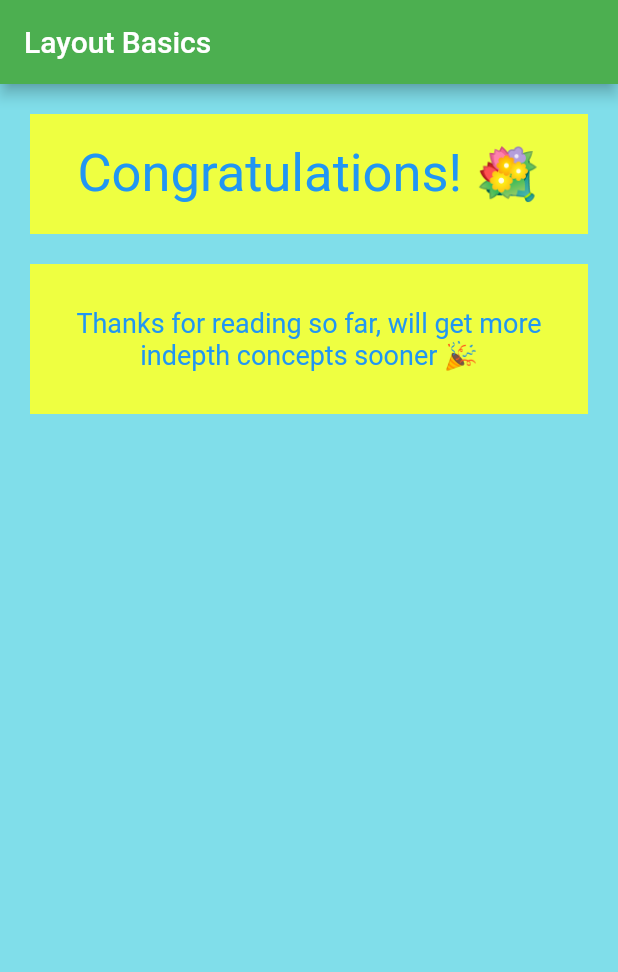
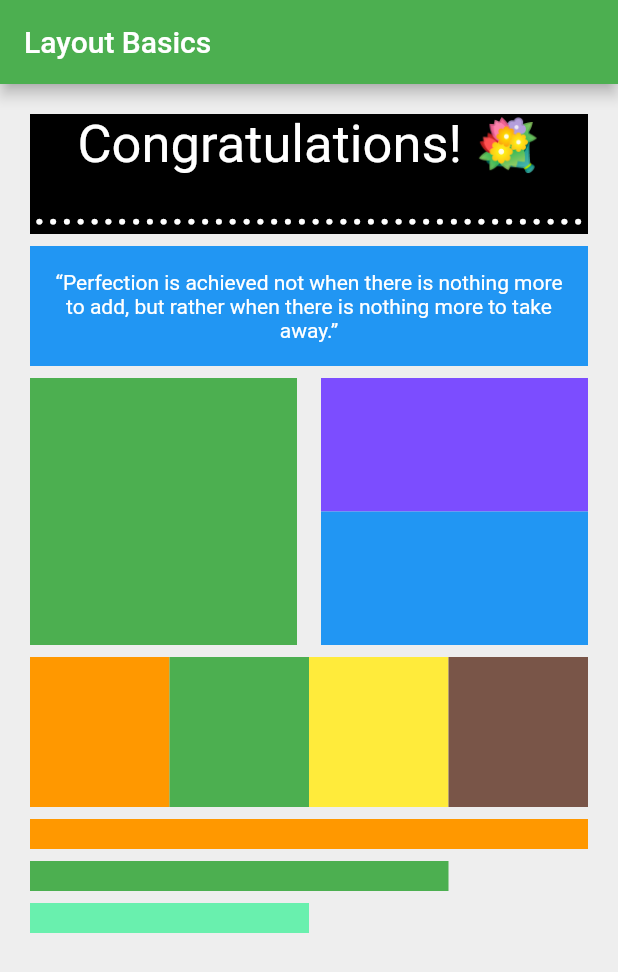
Before and after one commit to penumutchuprasad/BasicLayouts, a Flutter app: the screen it shows after launch, on a phone screen of 412 x 824 dp. Shown: the top 972 px of the screen. Run offline on Flutter 3.47's test engine with Material 2 defaults, Android fonts, the phone set to English and light mode, and no system bars.

Commit message:
finished simple layouts

```diff
--- /dev/null
+++ b/flutter_app/lib/Rows.dart
@@ -0,0 +1,189 @@
+import 'package:flutter/material.dart';
+
+class FirstRow extends StatelessWidget {
+  @override
+  Widget build(BuildContext context) {
+    return Container(
+        color: Colors.black,
+        height: 80,
+        child: Center(
+          child: Text(
+            "Congratulations! 💐 \n..........................................",
+            style: TextStyle(fontSize: 35, color: Colors.white),
+            textAlign: TextAlign.center,
+          ),
+        ));
+  }
+}
+
+class SecondRow extends StatelessWidget {
+  @override
+  Widget build(BuildContext context) {
+    return Container(
+        color: Colors.blue,
+        height: 80,
+        width: double.infinity,
+        child: Center(
+            child: Container(
+          padding: EdgeInsets.all(12),
+          child: Text(
+            "“Perfection is achieved not when there is nothing more to add, but rather when there is nothing more to take away.”",
+            style: TextStyle(fontSize: 14, color: Colors.white),
+            textAlign: TextAlign.center,
+          ),
+        )));
+  }
+}
+
+class ThirdRow extends StatelessWidget {
+  @override
+  Widget build(BuildContext context) {
+    return Row(
+      children: [
+        Expanded(
+          child: AspectRatio(
+            aspectRatio: 1 / 1,
+            child: Container(
+              color: Colors.green,
+            ),
+          ),
+        ),
+        Container(
+          width: 16,
+        ),
+        Expanded(
+          child: AspectRatio(
+              aspectRatio: 1 / 1,
+              child: Column(
+                children: [
+                  Expanded(
+                    child: Container(
+                      color: Colors.deepPurpleAccent,
+                    ),
+                  ),
+                  Expanded(
+                    child: Container(
+                      color: Colors.blue,
+                    ),
+                  )
+                ],
+              )),
+        )
+      ],
+    );
+  }
+}
+
+class FourthRow extends StatelessWidget {
+  @override
+  Widget build(BuildContext context) {
+    return Container(
+      height: 100,
+      child: Row(
+        children: [
+          Expanded(
+            child: Container(
+              color: Colors.orange,
+            ),
+          ),
+          Expanded(
+            child: Container(
+              color: Colors.green,
+            ),
+          ),
+          Expanded(
+            child: Container(
+              color: Colors.yellow,
+            ),
+          ),
+          Expanded(
+            child: Container(
+              color: Colors.brown,
+            ),
+          ),
+        ],
+      ),
+    );
+  }
+}
+
+class FifthRow extends StatelessWidget {
+  @override
+  Widget build(BuildContext context) {
+    return Container(
+        height: 80,
+        child: Column(
+          crossAxisAlignment: CrossAxisAlignment.start,
+          children: [
+            FractionallySizedBox(
+              alignment: Alignment.centerLeft,
+              widthFactor: 1.0,
+              child: Container(
+                height: 20,
+                color: Colors.orange,
+              ),
+            ),
+            Padding(
+              padding: EdgeInsets.only(top: 8),
+            ),
+            FractionallySizedBox(
+              alignment: Alignment.centerLeft,
+              widthFactor: 0.75,
+              child: Container(
+                height: 20,
+                color: Colors.green,
+              ),
+            ),
+            Padding(
+              padding: EdgeInsets.only(top: 8),
+            ),
+            FractionallySizedBox(
+              alignment: Alignment.centerLeft,
+              widthFactor: 0.50,
+              child: Container(
+                height: 20,
+                color: Colors.greenAccent,
+              ),
+            ),
+          ],
+        ));
+  }
+}
+
+/*
+  @override
+  Widget build(BuildContext context) {
+    return MaterialApp(
+      title: 'Flutter Demo',
+      theme: ThemeData(
+        primarySwatch: Colors.blue,
+      ),
+      home: Scaffold(
+        appBar: AppBar(
+          backgroundColor: Colors.green,
+          title: Text("Layout Basics"),
+        ),
+        body: Container(
+          color: Colors.cyan[200],
+          height: double.infinity,
+          width: double.infinity,
+          child: Column(
+            crossAxisAlignment: CrossAxisAlignment.start,
+            children: [
+              FirstRow(),
+              Padding(padding: EdgeInsets.only(top: 16)),
+              SecondRow(),
+              Padding(padding: EdgeInsets.only(top: 16)),
+              ThirdRow(),
+              Padding(padding: EdgeInsets.only(top: 16)),
+              FourthRow(),
+              Padding(padding: EdgeInsets.only(top: 16)),
+              FifthRow()
+            ],
+          ),
+          padding: EdgeInsets.all(20),
+        ),
+      ),
+    );
+  }
+*/
--- a/flutter_app/lib/main.dart
+++ b/flutter_app/lib/main.dart
@@ -1,4 +1,6 @@
 import 'package:flutter/material.dart';
+import 'package:flutter/rendering.dart';
+import 'package:flutterapp/Rows.dart';
 
 void main() {
   runApp(MyLayoutApp());
@@ -19,36 +21,21 @@ class MyLayoutApp extends StatelessWidget {
           title: Text("Layout Basics"),
         ),
         body: Container(
-          color: Colors.cyan[200],
+          color: Colors.grey[200],
           height: double.infinity,
           width: double.infinity,
           child: Column(
             crossAxisAlignment: CrossAxisAlignment.start,
             children: [
-              Container(
-                  color: Colors.limeAccent,
-                  height: 80,
-                  child: Center(
-                    child: Text(
-                      "Congratulations! 💐",
-                      style: TextStyle(fontSize: 35, color: Colors.blue),
-                      textAlign: TextAlign.center,
-                    ),
-                  )),
-              Padding(padding: EdgeInsets.only(top: 20)),
-              Container(
-                  color: Colors.limeAccent,
-                  height: 100,
-                  width: double.infinity,
-                  child: Center(
-                      child: Container(
-                    padding: EdgeInsets.all(12),
-                    child: Text(
-                      "Thanks for reading so far, will get more indepth concepts sooner 🎉",
-                      style: TextStyle(fontSize: 18, color: Colors.blue),
-                      textAlign: TextAlign.center,
-                    ),
-                  )))
+              FirstRow(),
+              Padding(padding: EdgeInsets.only(top: 8)),
+              SecondRow(),
+              Padding(padding: EdgeInsets.only(top: 8)),
+              ThirdRow(),
+              Padding(padding: EdgeInsets.only(top: 8)),
+              FourthRow(),
+              Padding(padding: EdgeInsets.only(top: 8)),
+              FifthRow()
             ],
           ),
           padding: EdgeInsets.all(20),
```
